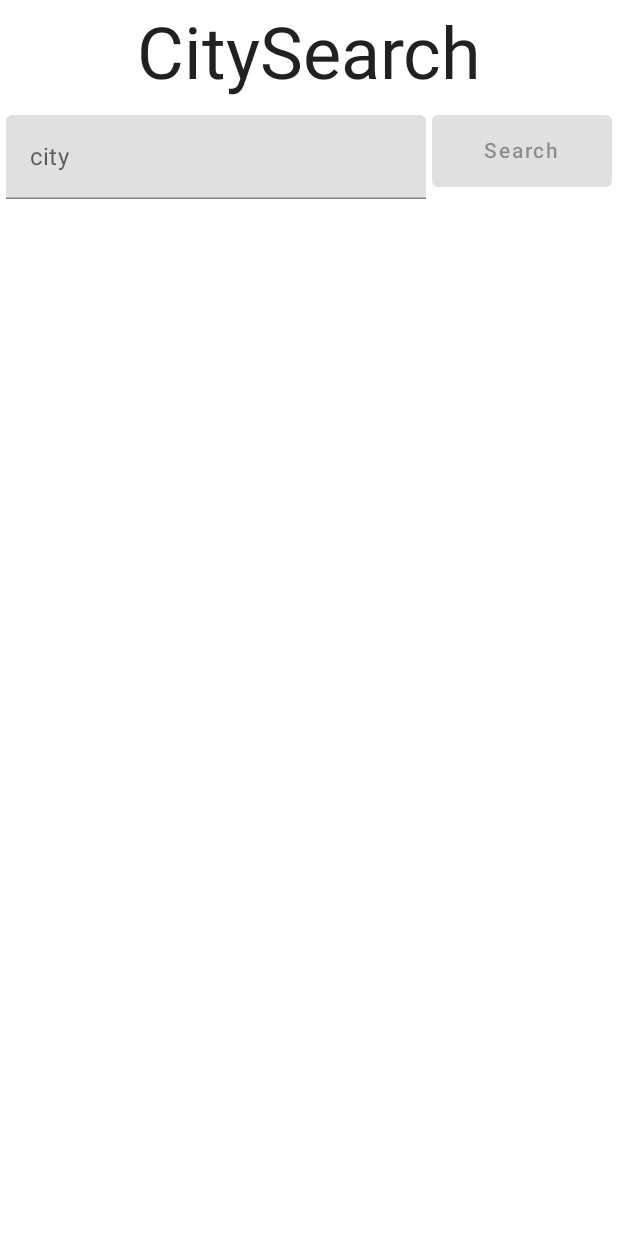
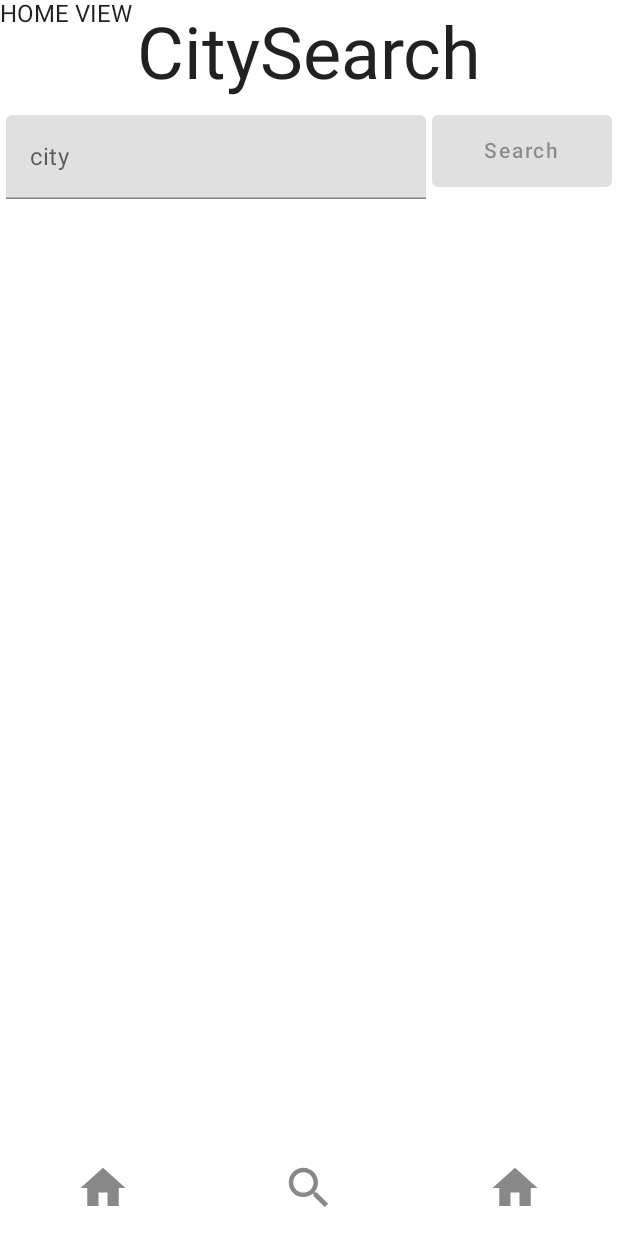
Before and after one commit to WesleyEdwards/city-search, an Android app built with Jetpack Compose: the screen it shows after launch (MainActivity), on a phone screen of 412 x 824 dp. Run offline under Robolectric (Android 15) with nearby library versions, the phone set to English and light mode, and no system bars; our stand-ins replace RxJava, accompanist; libraries missing offline, so code that uses them is left out: com.google.accompanist.navigation; 2 statements that could not run were skipped.

Commit message:
Added TabNav

```diff
--- a/app/build.gradle
+++ b/app/build.gradle
@@ -73,4 +73,10 @@ dependencies {
     // For example, add call adapter for RxJava 2
     implementation 'com.squareup.retrofit2:adapter-rxjava3:2.9.0'
 
+    // navigation
+    implementation 'androidx.navigation:navigation-compose:2.4.2'
+    implementation 'com.google.accompanist:accompanist-navigation-animation:0.24.3-alpha'
+    implementation "androidx.compose.runtime:runtime-livedata:$compose_version"
+
+
 }
--- a/app/src/main/java/com/example/citysearchbetter/MainActivity.kt
+++ b/app/src/main/java/com/example/citysearchbetter/MainActivity.kt
@@ -3,31 +3,23 @@ package com.example.citysearchbetter
 import android.os.Bundle
 import androidx.activity.ComponentActivity
 import androidx.activity.compose.setContent
+import androidx.compose.animation.ExperimentalAnimationApi
 import androidx.compose.foundation.layout.fillMaxSize
 import androidx.compose.material.MaterialTheme
 import androidx.compose.material.Surface
-import androidx.compose.runtime.Composable
 import androidx.compose.ui.Modifier
-import androidx.compose.ui.tooling.preview.Preview
 import com.example.citysearchbetter.info.PlaceApi
 import com.example.citysearchbetter.info.PlaceRepoInMemory
 import com.example.citysearchbetter.ui.theme.CitysearchbetterTheme
 import com.example.citysearchbetter.utils.RetrofitApiFactory
-import com.google.gson.Gson
-import okhttp3.OkHttpClient
-import retrofit2.Retrofit
-import retrofit2.adapter.rxjava3.RxJava3CallAdapterFactory
-import retrofit2.converter.gson.GsonConverterFactory
-
-interface ApiFactory {
-    fun <T> createApiService(clazz: Class<T>): T
-}
-
-
-
-
+import com.example.citysearchbetter.utils.Routes.home
+import com.example.citysearchbetter.views.TabNav
+import com.google.accompanist.navigation.animation.AnimatedNavHost
+import com.google.accompanist.navigation.animation.composable
+import com.google.accompanist.navigation.animation.rememberAnimatedNavController
 
 class MainActivity : ComponentActivity() {
+    @OptIn(ExperimentalAnimationApi::class)
     override fun onCreate(savedInstanceState: Bundle?) {
         super.onCreate(savedInstanceState)
         setContent {
@@ -37,12 +29,24 @@ class MainActivity : ComponentActivity() {
                     color = MaterialTheme.colors.background
                 ) {
 
-                    val apiFactory = RetrofitApiFactory()
-                    val repo = PlaceRepoInMemory(
+                    val apiFactory = RetrofitApiFactory("https:///")
+                    val placesRepo = PlaceRepoInMemory(
                         apiFactory.createApiService(PlaceApi::class.java)
                     )
 
-                    CitySearchView(repo)
+
+                    val nav = rememberAnimatedNavController()
+
+                    AnimatedNavHost(navController = nav, startDestination = home) {
+                        composable(home) {
+                            TabNav(
+                                navigateTo = { route -> nav.navigate(route) },
+                                placeRepo = placesRepo
+                            )
+                        }
+                    }
+
+                    CitySearchView(placesRepo)
 
                 }
             }
--- a/app/src/main/java/com/example/citysearchbetter/info/Country.kt
+++ b/app/src/main/java/com/example/citysearchbetter/info/Country.kt
@@ -1,6 +1,10 @@
 package com.example.citysearchbetter.info
 
 import com.google.gson.annotations.SerializedName
+
+data class CountryResponse(
+    val countries: List<Country>
+)
 
 data class Country(
     @SerializedName("geonameid") val geonameId: Long,
--- a/app/src/main/java/com/example/citysearchbetter/info/PlaceApi.kt
+++ b/app/src/main/java/com/example/citysearchbetter/info/PlaceApi.kt
@@ -3,12 +3,25 @@ package com.example.citysearchbetter.info
 import io.reactivex.rxjava3.core.Single
 import retrofit2.http.GET
 import retrofit2.http.HeaderMap
+import retrofit2.http.Path
 import retrofit2.http.QueryMap
 
 interface PlaceApi {
-    @GET("/")
+    @GET("andruxnet-world-cities-v1.p.rapidapi.com")
     fun getByCity(
         @HeaderMap headers: Map<String, String>,
         @QueryMap parameters: Map<String, String>
     ): Single<List<Place>>
+
+    @GET("world-geo-data.p.rapidapi.com/countries")
+    fun getListOfCountries(
+        @HeaderMap headers: Map<String, String>,
+    ): Single<CountryResponse>
+
+    @GET("world-geo-data.p.rapidapi.com/countries/{countryCode}")
+    fun getCountrySpecificInfo(
+        @Path("countryCode") countryCode: String,
+        @HeaderMap headers: Map<String, String>,
+        @QueryMap parameters: Map<String, String>
+    ): Single<Countries>
 }
--- a/app/src/main/java/com/example/citysearchbetter/utils/RetrofitApiFactory.kt
+++ b/app/src/main/java/com/example/citysearchbetter/utils/RetrofitApiFactory.kt
@@ -1,6 +1,5 @@
 package com.example.citysearchbetter.utils
 
-import com.example.citysearchbetter.ApiFactory
 import com.google.gson.Gson
 import okhttp3.OkHttpClient
 import retrofit2.Retrofit
@@ -9,7 +8,11 @@ import retrofit2.converter.gson.GsonConverterFactory
 
 val httpClient: OkHttpClient = OkHttpClient.Builder().build()
 
-class RetrofitApiFactory(baseUrl: String = "https://andruxnet-world-cities-v1.p.rapidapi.com"):
+interface ApiFactory {
+    fun <T> createApiService(clazz: Class<T>): T
+}
+
+class RetrofitApiFactory(baseUrl: String):
     ApiFactory {
 
     private val retrofit = Retrofit.Builder()
@@ -20,7 +23,6 @@ class RetrofitApiFactory(baseUrl: String = "https://andruxnet-world-cities-v1.p.
         .build()
 
     override fun <T> createApiService(clazz: Class<T>): T {
-        println("${retrofit.baseUrl()} is the base url")
         return retrofit.create(clazz)
     }
 }
--- /dev/null
+++ b/app/src/main/java/com/example/citysearchbetter/utils/Routes.kt
@@ -0,0 +1,9 @@
+package com.example.citysearchbetter.utils
+
+object Routes {
+    const val home = "home"
+    const val countryList = "countryList"
+    const val searchCity = "searchCity"
+    const val individualCountry = "individualCountry/{country}"
+    val getCountry = { country: String -> "individualCountry/$country"}
+}
--- a/app/src/main/java/com/example/citysearchbetter/CitySearchView.kt
+++ b/app/src/main/java/com/example/citysearchbetter/views/CitySearchView.kt
@@ -9,7 +9,6 @@ import androidx.compose.material.TextField
 import androidx.compose.runtime.*
 import androidx.compose.ui.Alignment
 import androidx.compose.ui.Modifier
-import androidx.compose.ui.res.stringResource
 import androidx.compose.ui.tooling.preview.Preview
 import androidx.compose.ui.unit.dp
 import com.example.citysearchbetter.info.Place
@@ -124,7 +123,7 @@ fun PlaceCardPreview() {
 fun CitySearchViewPreview() {
     CitySearchView(
         placeRepo = PlaceRepoInMemory(
-            RetrofitApiFactory().createApiService(PlaceApi::class.java)
+            RetrofitApiFactory("").createApiService(PlaceApi::class.java)
         )
     )
 }
--- /dev/null
+++ b/app/src/main/java/com/example/citysearchbetter/views/TabNav.kt
@@ -0,0 +1,70 @@
+package com.example.citysearchbetter.views
+
+import androidx.compose.foundation.background
+import androidx.compose.foundation.layout.*
+import androidx.compose.material.Icon
+import androidx.compose.material.Tab
+import androidx.compose.material.TabRow
+import androidx.compose.runtime.Composable
+import androidx.compose.ui.Modifier
+import com.example.citysearchbetter.CitySearchView
+import com.example.citysearchbetter.R
+import com.example.citysearchbetter.info.PlaceRepo
+import com.example.citysearchbetter.ui.theme.CitysearchbetterTheme
+import androidx.compose.runtime.getValue
+import androidx.compose.runtime.setValue
+import androidx.compose.runtime.mutableStateOf
+import androidx.compose.runtime.saveable.rememberSaveable
+import androidx.compose.ui.graphics.Color
+import androidx.compose.ui.res.painterResource
+import androidx.compose.ui.unit.dp
+
+@Composable
+fun TabNav(
+    placeRepo: PlaceRepo,
+    navigateTo: (route: String) -> Unit
+) {
+    var tabIndex: Int by rememberSaveable { mutableStateOf(0) }
+
+    val titleResource = listOf(
+        "Home",
+        "Search",
+        "Notes"
+    )
+
+    val iconResources = listOf(
+        R.drawable.ic_baseline_home_24,
+        R.drawable.ic_baseline_search_24,
+        R.drawable.ic_baseline_home_24,
+    )
+
+    CitysearchbetterTheme {
+        Column(Modifier.fillMaxWidth(1f)) {
+            Box(Modifier.weight(1f)) {
+                when (tabIndex) {
+                    0 -> home()
+                    1 -> CitySearchView(placeRepo)
+                    2 -> notes()
+                }
+            }
+            TabRow(selectedTabIndex = tabIndex) {
+                titleResource.forEachIndexed { index, resource ->
+                    Tab(selected = index == tabIndex,
+                        modifier = Modifier.background(Color.White)
+                            .padding(8.dp),
+                        onClick = { tabIndex = index },
+                        icon = {
+                            Icon(
+                                painter = painterResource(id = iconResources[index]),
+                                tint = Color.Gray,
+                                modifier = Modifier.size(36.dp),
+                                contentDescription = ""
+                            )
+                        }
+                    )
+                }
+            }
+        }
+    }
+
+}
--- /dev/null
+++ b/app/src/main/java/com/example/citysearchbetter/views/home.kt
@@ -0,0 +1,9 @@
+package com.example.citysearchbetter.views
+
+import androidx.compose.material.Text
+import androidx.compose.runtime.Composable
+
+@Composable
+fun home() {
+    Text("HOME VIEW")
+}
--- /dev/null
+++ b/app/src/main/java/com/example/citysearchbetter/views/notes.kt
@@ -0,0 +1,9 @@
+package com.example.citysearchbetter.views
+
+import androidx.compose.material.Text
+import androidx.compose.runtime.Composable
+
+@Composable
+fun notes() {
+    Text("NOTES VIEW")
+}
--- /dev/null
+++ b/app/src/main/res/drawable/ic_baseline_home_24.xml
@@ -0,0 +1,5 @@
+<vector android:height="24dp" android:tint="#000000"
+    android:viewportHeight="24" android:viewportWidth="24"
+    android:width="24dp" xmlns:android="http://schemas.android.com/apk/res/android">
+    <path android:fillColor="@android:color/white" android:pathData="M10,20v-6h4v6h5v-8h3L12,3 2,12h3v8z"/>
+</vector>
--- /dev/null
+++ b/app/src/main/res/drawable/ic_baseline_note_24.xml
@@ -0,0 +1,5 @@
+<vector android:height="24dp" android:tint="#000000"
+    android:viewportHeight="24" android:viewportWidth="24"
+    android:width="24dp" xmlns:android="http://schemas.android.com/apk/res/android">
+    <path android:fillColor="@android:color/white" android:pathData="M22,10l-6,-6L4,4c-1.1,0 -2,0.9 -2,2v12.01c0,1.1 0.9,1.99 2,1.99l16,-0.01c1.1,0 2,-0.89 2,-1.99v-8zM15,5.5l5.5,5.5L15,11L15,5.5z"/>
+</vector>
--- /dev/null
+++ b/app/src/main/res/drawable/ic_baseline_search_24.xml
@@ -0,0 +1,5 @@
+<vector android:height="24dp" android:tint="#000000"
+    android:viewportHeight="24" android:viewportWidth="24"
+    android:width="24dp" xmlns:android="http://schemas.android.com/apk/res/android">
+    <path android:fillColor="@android:color/white" android:pathData="M15.5,14h-0.79l-0.28,-0.27C15.41,12.59 16,11.11 16,9.5 16,5.91 13.09,3 9.5,3S3,5.91 3,9.5 5.91,16 9.5,16c1.61,0 3.09,-0.59 4.23,-1.57l0.27,0.28v0.79l5,4.99L20.49,19l-4.99,-5zM9.5,14C7.01,14 5,11.99 5,9.5S7.01,5 9.5,5 14,7.01 14,9.5 11.99,14 9.5,14z"/>
+</vector>
```
